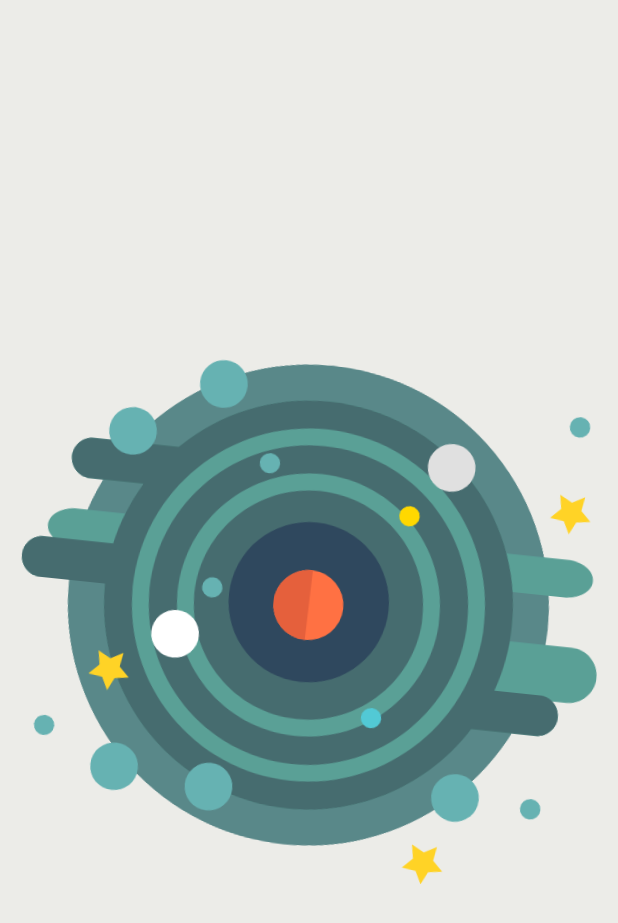
After one commit to MrNevinskiy/APOD-Material-Design, an Android app: the SplashActivity screen opened directly, with no data from a screen before it, on a phone screen of 412 x 824 dp. The commit adds this screen. Shown: the top 923 px of the screen. Run offline under Robolectric (Android 15) with nearby library versions, the phone set to English and light mode, and no system bars.

Commit message:
APOD Material Design hw7+8

```diff
--- a/app/src/main/AndroidManifest.xml
+++ b/app/src/main/AndroidManifest.xml
@@ -12,12 +12,13 @@
         android:supportsRtl="true"
         android:usesCleartextTraffic="true"
         android:theme="@style/Theme.APODMaterialDesign">
-        <activity android:name="com.hw.apodmaterialdesign.view.activity.MainActivity">
+        <activity android:name="com.hw.apodmaterialdesign.view.activity.SplashActivity">
             <intent-filter>
                 <action android:name="android.intent.action.MAIN" />
 
                 <category android:name="android.intent.category.LAUNCHER" />
             </intent-filter>
         </activity>
+        <activity android:name="com.hw.apodmaterialdesign.view.activity.MainActivity" />
     </application>
 </manifest>
--- /dev/null
+++ b/app/src/main/java/com/hw/apodmaterialdesign/view/activity/SplashActivity.kt
@@ -0,0 +1,40 @@
+package com.hw.apodmaterialdesign.view.activity
+
+import android.animation.Animator
+import android.content.Intent
+import android.os.Bundle
+import android.os.Handler
+import android.view.animation.AccelerateDecelerateInterpolator
+import androidx.appcompat.app.AppCompatActivity
+import com.hw.apodmaterialdesign.R
+import kotlinx.android.synthetic.main.activity_splash.*
+
+class SplashActivity : AppCompatActivity() {
+
+    var handler = Handler()
+
+    override fun onCreate(savedInstanceState: Bundle?) {
+        super.onCreate(savedInstanceState)
+        setContentView(R.layout.activity_splash)
+
+        image_bg_system.animate().rotationBy(550f)
+            .setInterpolator(AccelerateDecelerateInterpolator()).setDuration(2750)
+            .setListener(object : Animator.AnimatorListener {
+
+                override fun onAnimationEnd(animation: Animator?) {}
+                override fun onAnimationRepeat(animation: Animator?) {}
+                override fun onAnimationCancel(animation: Animator?) {}
+                override fun onAnimationStart(animation: Animator?) {}
+            })
+
+        handler.postDelayed({
+            startActivity(Intent(this@SplashActivity, MainActivity::class.java))
+            finish()
+        }, 3000)
+    }
+
+    override fun onDestroy() {
+        handler.removeCallbacksAndMessages(null)
+        super.onDestroy()
+    }
+}
--- a/app/src/main/java/com/hw/apodmaterialdesign/view/fragment/notes/RvAdapter.kt
+++ b/app/src/main/java/com/hw/apodmaterialdesign/view/fragment/notes/RvAdapter.kt
@@ -70,7 +70,6 @@ class RvAdapter(private var data: MutableList<Note>, private val dragListener: O
 
         private fun changeTextVisibility() {
             itemView.note_text.visibility = if (itemView.note_text.isVisible) View.GONE else View.VISIBLE
-            notifyItemChanged(layoutPosition)
         }
 
         private fun addItem() {
--- /dev/null
+++ b/app/src/main/res/layout/activity_splash.xml
@@ -0,0 +1,13 @@
+<?xml version="1.0" encoding="utf-8"?>
+<FrameLayout xmlns:android="http://schemas.android.com/apk/res/android"
+    xmlns:app="http://schemas.android.com/apk/res-auto"
+    android:layout_width="match_parent"
+    android:layout_height="match_parent">
+
+    <androidx.appcompat.widget.AppCompatImageView
+        android:id="@+id/image_bg_system"
+        android:layout_width="wrap_content"
+        android:layout_height="wrap_content"
+        android:layout_gravity="center"
+        app:srcCompat="@drawable/bg_system"/>
+</FrameLayout>
--- a/build.gradle
+++ b/build.gradle
@@ -6,7 +6,7 @@ buildscript {
         jcenter()
     }
     dependencies {
-        classpath "com.android.tools.build:gradle:4.1.1"
+        classpath 'com.android.tools.build:gradle:4.1.2'
         classpath "org.jetbrains.kotlin:kotlin-gradle-plugin:$kotlin_version"
 
         // NOTE: Do not place your application dependencies here; they belong
```
